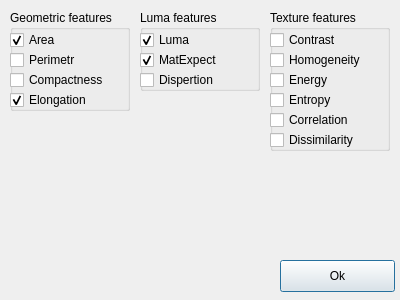
PavelKubitski/testCV2, file ChooseFeaturesWindow.ui: the form before one commit.
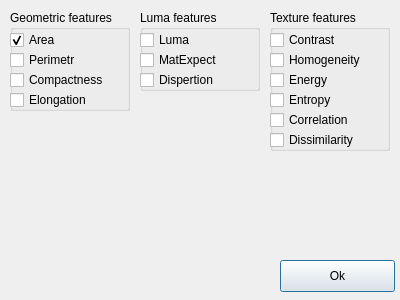
The form after the commit.

What changed in the file:
```diff
--- a/ChooseFeaturesWindow.ui
+++ b/ChooseFeaturesWindow.ui
@@ -193,7 +193,7 @@
      <string>Elongation</string>
     </property>
     <property name="checked">
-     <bool>true</bool>
+     <bool>false</bool>
     </property>
    </widget>
   </widget>
@@ -238,7 +238,7 @@
      <string>MatExpect</string>
     </property>
     <property name="checked">
-     <bool>true</bool>
+     <bool>false</bool>
     </property>
    </widget>
    <widget class="QCheckBox" name="lumaCheckBox">
@@ -254,7 +254,7 @@
      <string>Luma</string>
     </property>
     <property name="checked">
-     <bool>true</bool>
+     <bool>false</bool>
     </property>
     <property name="tristate">
      <bool>false</bool>
```
Left out of the diff: 2 changed lines with no effect on the pictures.
